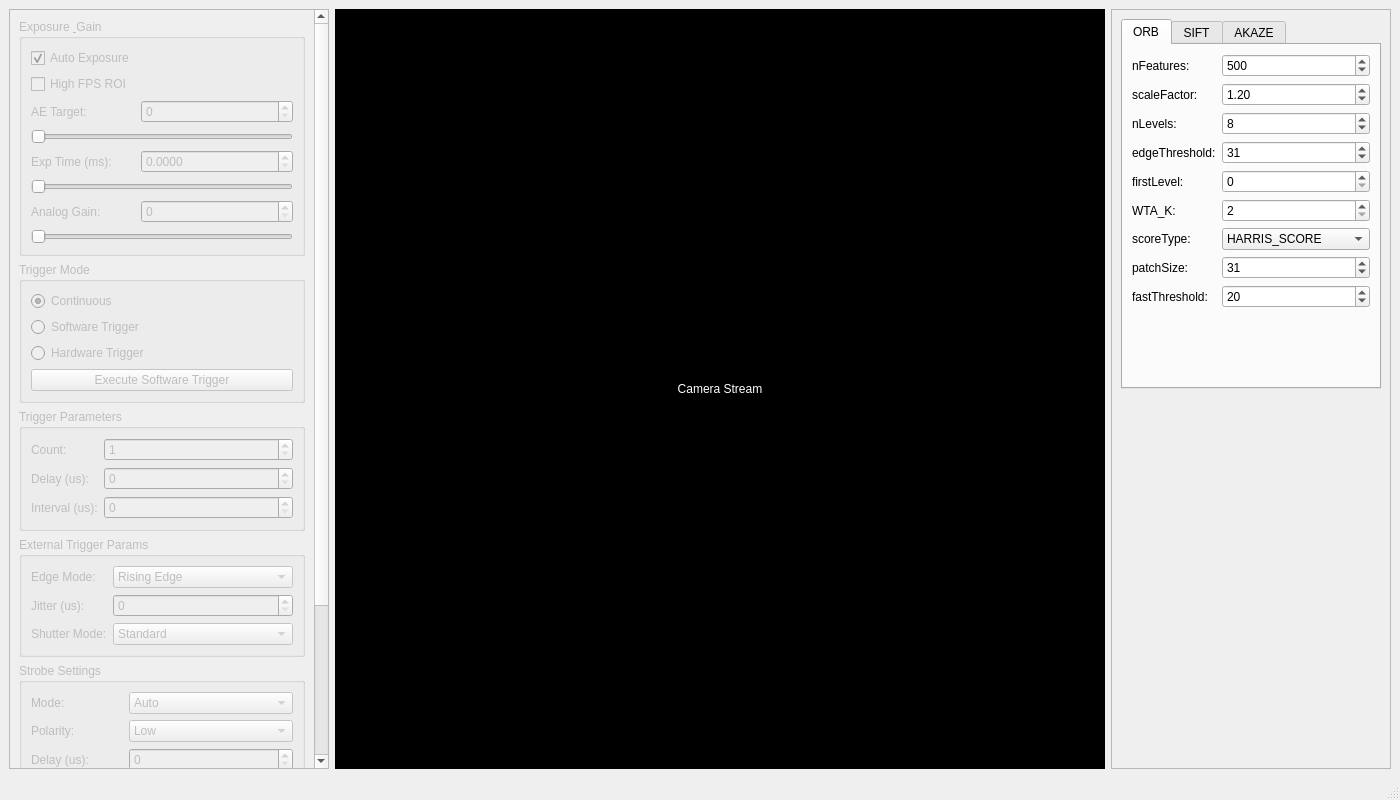
Above: mainwindow.ui from dakoner/mindvision_python_app before the change. Below: the same form after it.
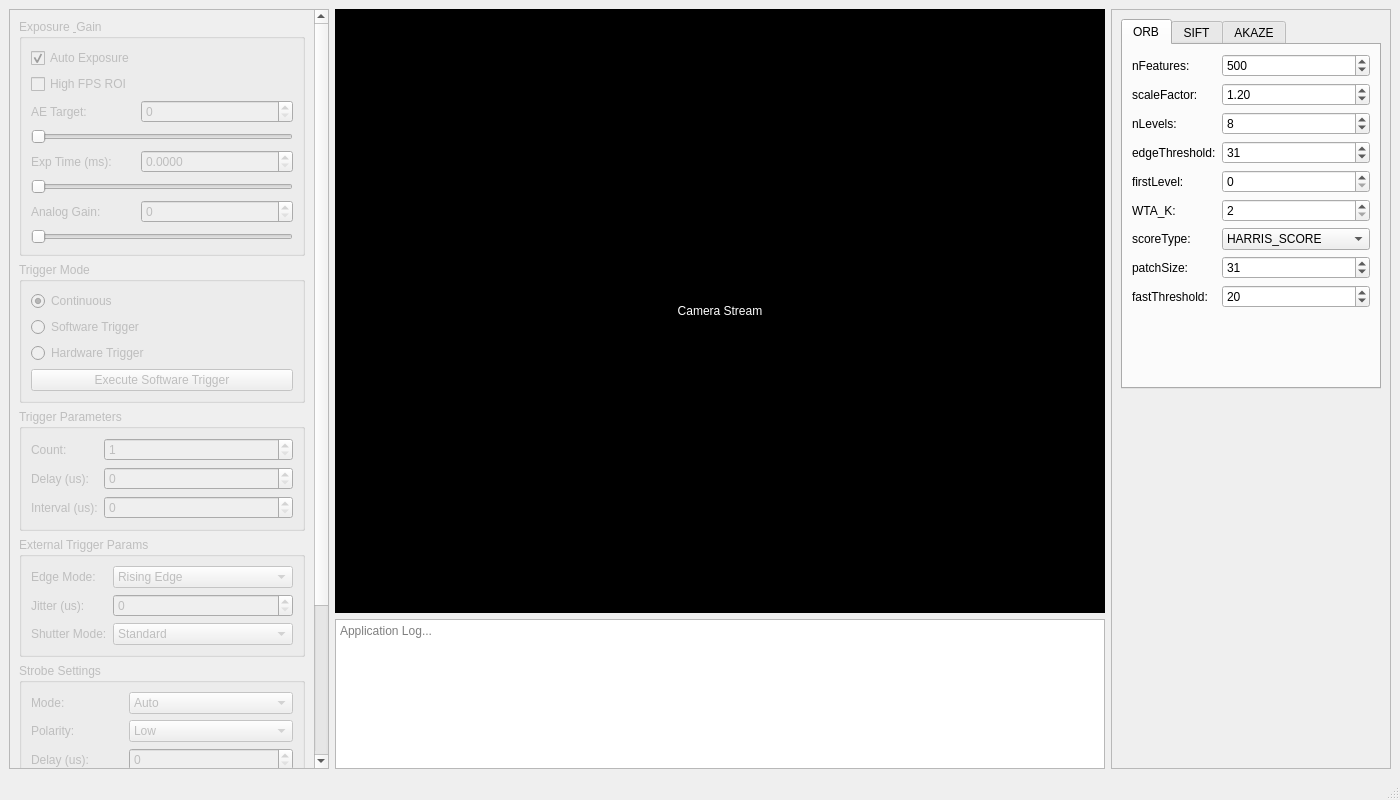
That is the form after the change.

The edit to the form file:
```diff
--- a/mainwindow.ui
+++ b/mainwindow.ui
@@ -483,6 +483,8 @@
      </widget>
     </item>
     <item>
+     <layout class="QVBoxLayout" name="center_layout">
+      <item>
      <widget class="QLabel" name="video_label">
       <property name="sizePolicy">
        <sizepolicy hsizetype="Expanding" vsizetype="Expanding">
@@ -500,6 +502,30 @@
        <set>Qt::AlignCenter</set>
       </property>
      </widget>
+      </item>
+      <item>
+       <widget class="QPlainTextEdit" name="log_text_edit">
+        <property name="sizePolicy">
+         <sizepolicy hsizetype="Expanding" vsizetype="Fixed">
+          <horstretch>0</horstretch>
+          <verstretch>0</verstretch>
+         </sizepolicy>
+        </property>
+        <property name="maximumSize">
+         <size>
+          <width>16777215</width>
+          <height>150</height>
+         </size>
+        </property>
+        <property name="readOnly">
+         <bool>true</bool>
+        </property>
+        <property name="placeholderText">
+         <string>Application Log...</string>
+        </property>
+       </widget>
+      </item>
+     </layout>
     </item>
     <item>
      <widget class="QScrollArea" name="scrollArea_right">
```
Lines whose indentation alone changed are shown as unchanged.
